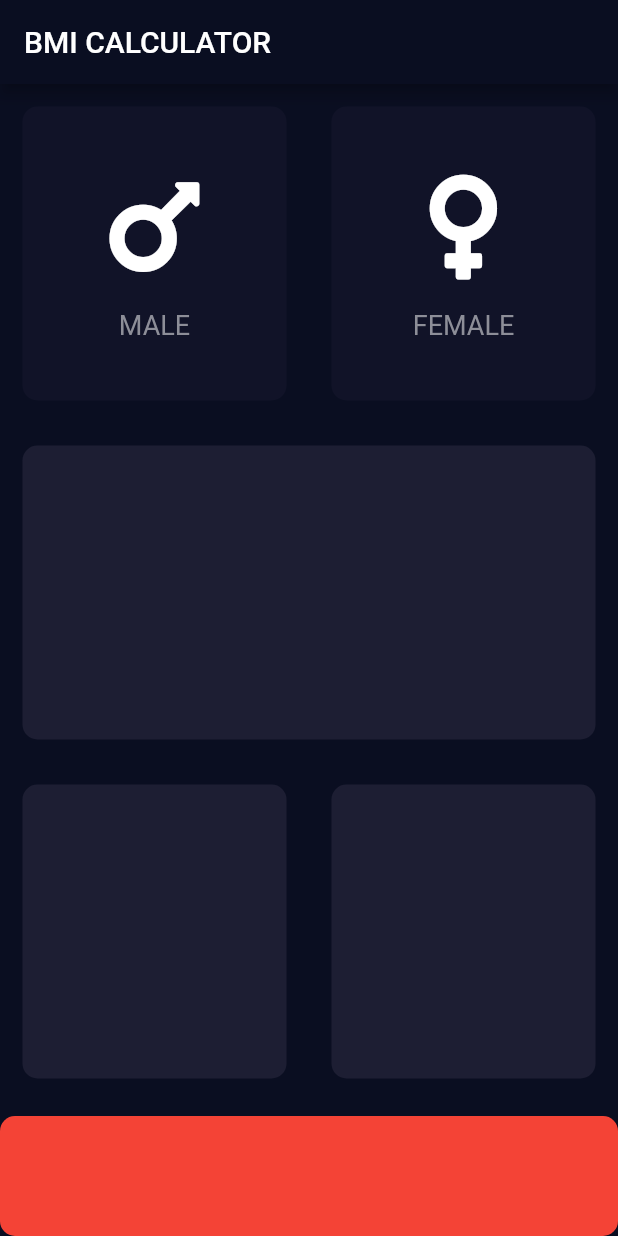
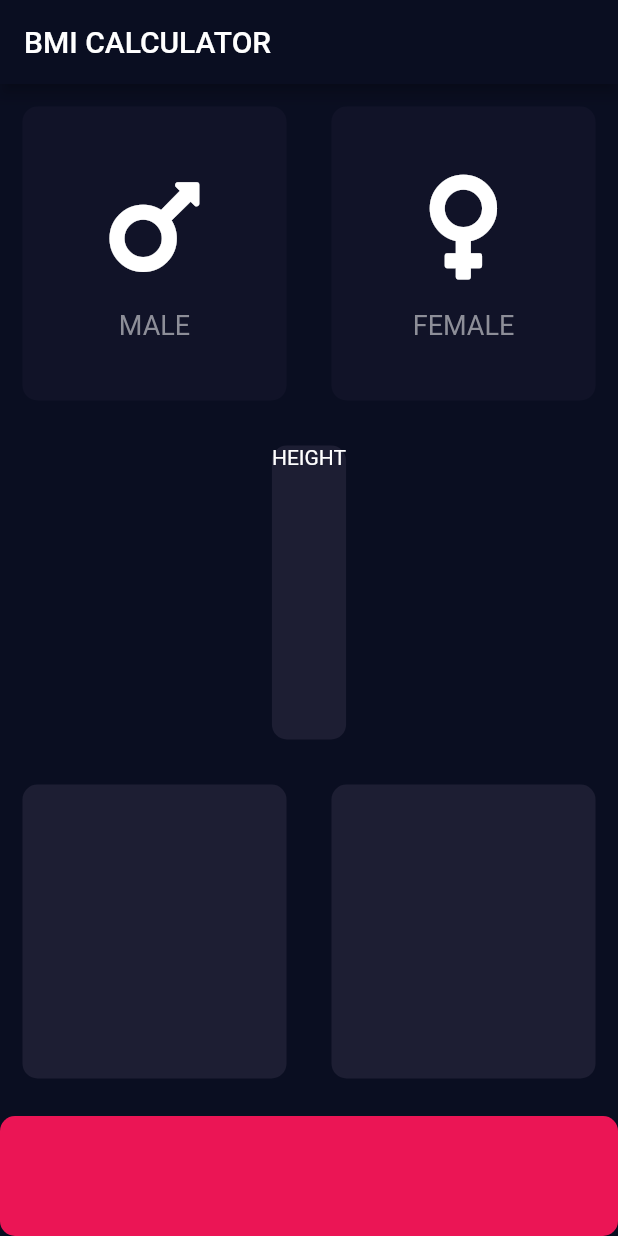
Before and after one commit to peterlazar1993/bmi, a Flutter app: the screen it shows after launch, on a phone screen of 412 x 824 dp. Run offline on Flutter 3.47's test engine with Material 2 defaults, Android fonts, the phone set to English and light mode, and no system bars; our stand-ins replace font_awesome_flutter.

Commit message:
move constants to it's own file

```diff
--- /dev/null
+++ b/lib/constants.dart
@@ -0,0 +1,11 @@
+import 'package:flutter/material.dart';
+
+const Color kBottomContainerColor = Color(0xFFEB1555);
+const kActiveCardColor = Color(0xFF1D1E33);
+const kInactiveCardColor = Color(0xFF111328);
+const kBottomContainerHeight = 80.0;
+
+const labelStyle = TextStyle(
+  fontSize: 18,
+  color: Color(0xFF8D8E98),
+);
--- a/lib/icon_content.dart
+++ b/lib/icon_content.dart
@@ -1,9 +1,5 @@
+import 'package:bmi/constants.dart';
 import 'package:flutter/material.dart';
-
-const labelStyle = TextStyle(
-  fontSize: 18,
-  color: Color(0xFF8D8E98),
-);
 
 class IconContent extends StatelessWidget {
   const IconContent({Key? key, required this.icon, required this.label})
--- a/lib/input_page.dart
+++ b/lib/input_page.dart
@@ -1,11 +1,8 @@
+import 'package:bmi/constants.dart';
 import 'package:bmi/icon_content.dart';
 import 'package:bmi/reusable_card.dart';
 import 'package:flutter/material.dart';
 import 'package:font_awesome_flutter/font_awesome_flutter.dart';
-
-const activeCardColor = Color(0xFF1D1E33);
-const inactiveCardColor = Color(0xFF111328);
-const bottomContainerHeight = 80.0;
 
 enum Gender { male, female }
 
@@ -40,8 +37,8 @@ class _InputPageState extends State<InputPage> {
                       label: 'MALE',
                     ),
                     color: selectedGender == Gender.male
-                        ? activeCardColor
-                        : inactiveCardColor,
+                        ? kActiveCardColor
+                        : kInactiveCardColor,
                   ),
                 ),
                 Expanded(
@@ -56,25 +53,34 @@ class _InputPageState extends State<InputPage> {
                       label: 'FEMALE',
                     ),
                     color: selectedGender == Gender.female
-                        ? activeCardColor
-                        : inactiveCardColor,
+                        ? kActiveCardColor
+                        : kInactiveCardColor,
                   ),
                 ),
               ],
             ),
           ),
           Expanded(
-            child: ReusableCard(color: activeCardColor),
+            child: ReusableCard(
+              color: kActiveCardColor,
+              child: Column(
+                children: [
+                  Text(
+                    'HEIGHT',
+                  )
+                ],
+              ),
+            ),
           ),
           Expanded(
             child: Row(
               children: [
                 Expanded(
-                  child: ReusableCard(color: activeCardColor),
+                  child: ReusableCard(color: kActiveCardColor),
                 ),
                 Expanded(
                   child: ReusableCard(
-                    color: activeCardColor,
+                    color: kActiveCardColor,
                   ),
                 ),
               ],
@@ -82,11 +88,11 @@ class _InputPageState extends State<InputPage> {
           ),
           Container(
             margin: EdgeInsets.only(top: 10),
-            height: bottomContainerHeight,
+            height: kBottomContainerHeight,
             width: double.infinity,
             decoration: BoxDecoration(
               borderRadius: BorderRadius.circular(10),
-              color: Colors.red,
+              color: kBottomContainerColor,
             ),
           ),
         ],
```
